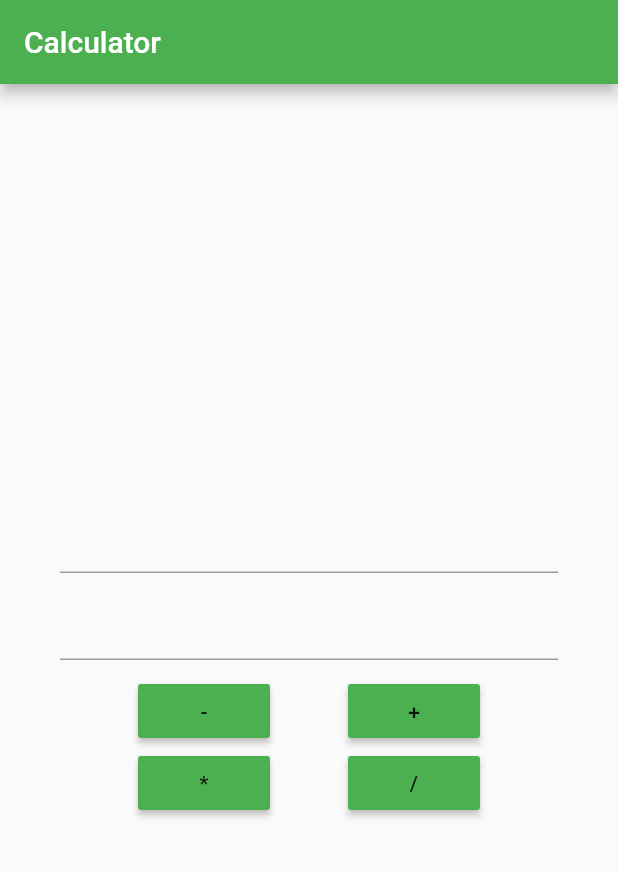
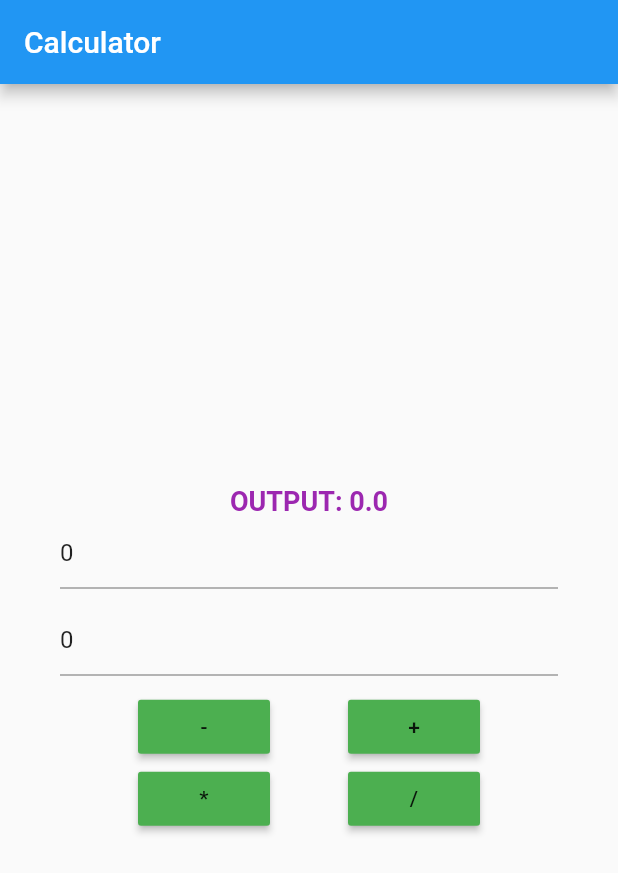
Before and after one commit to vish198910/FlutterCalculator, a Flutter app: the screen it shows after launch, on a phone screen of 412 x 824 dp. Shown: the top 873 px of the screen. Run offline on Flutter 3.47's test engine with Material 2 defaults, Android fonts, the phone set to English and light mode, and no system bars.

Commit message:
Building Calculator : Basic operation done

```diff
--- a/lib/HomePage.dart
+++ b/lib/HomePage.dart
@@ -1,10 +1,48 @@
 import 'package:flutter/material.dart';
+import 'operatorWidget.dart';
 class HomePage extends StatefulWidget {
   @override
   _HomePageState createState() => _HomePageState();
 }
 
 class _HomePageState extends State<HomePage> {
+  double num1 = 0, num2 = 0;
+  double sum = 0;
+  TextEditingController num1Controller = new TextEditingController(text: "0");
+  TextEditingController num2Controller = new TextEditingController(text: "0");
+
+  void doAddition(){
+    setState(() {
+      num1 = double.parse(num1Controller.text);
+      num2 = double.parse(num2Controller.text);
+      sum = num1 + num2;
+    });
+
+  }
+  void doSubtraction(){
+    setState(() {
+      num1 = double.parse(num1Controller.text);
+      num2 = double.parse(num2Controller.text);
+      sum = num1 - num2;
+    });
+
+  }
+  void doDivision(){
+    setState(() {
+      num1 = double.parse(num1Controller.text);
+      num2 = double.parse(num2Controller.text);
+      sum = num1 / num2;
+    });
+
+  }
+  void doMultiplication(){
+    setState(() {
+      num1 = double.parse(num1Controller.text);
+      num2 = double.parse(num2Controller.text);
+      sum = num1 * num2;
+    });
+
+  }
   @override
   Widget build(BuildContext context) {
     return Scaffold(
@@ -16,12 +54,20 @@ class _HomePageState extends State<HomePage> {
         child: Column(
           mainAxisAlignment: MainAxisAlignment.center,
           children: <Widget>[
+            Text("OUTPUT: $sum",
+            style: TextStyle(
+              fontSize: 18.0,
+              fontWeight: FontWeight.bold,
+              color: Colors.purple
+            ),),
             TextField(
+              controller: num1Controller,
               keyboardType: TextInputType.number,
             ),
             Padding(padding: const EdgeInsets.only(top: 10.0
             ),),
             TextField(
+              controller: num2Controller,
               keyboardType: TextInputType.number,
             ),
             Padding(padding: const EdgeInsets.only(top: 10.0
@@ -30,15 +76,15 @@ class _HomePageState extends State<HomePage> {
             Row(
             mainAxisAlignment: MainAxisAlignment.spaceEvenly,
               children: <Widget>[
-                new OperatorWidget(operation: "-",),
-                new OperatorWidget(operation: "+",)
+                new OperatorWidget(operation: "-",function: doSubtraction,),
+                new OperatorWidget(operation: "+",function: doAddition,)
               ],
             ),
             Row(
               mainAxisAlignment: MainAxisAlignment.spaceEvenly,
               children: <Widget>[
-                OperatorWidget(operation: "*",),
-                OperatorWidget(operation: "/",)
+                OperatorWidget(operation: "*",function: doMultiplication,),
+                OperatorWidget(operation: "/",function: doDivision,)
               ],
             )
           ],
@@ -47,17 +93,3 @@ class _HomePageState extends State<HomePage> {
     );
   }
 }
-
-class OperatorWidget extends StatelessWidget {
-  final String operation;
-  const OperatorWidget({
-    this.operation
-  });
-
-  @override
-  Widget build(BuildContext context) {
-    return MaterialButton(onPressed: (){},
-    color: Colors.green,
-    child: Text(this.operation),);
-  }
-}
--- a/lib/main.dart
+++ b/lib/main.dart
@@ -1,7 +1,7 @@
 import "package:flutter/material.dart";
 import 'package:flutter_calculator/HomePage.dart';
-import 'package:flutter_calculator/operatorWidget.dart';
+
 
 void main(){
-  runApp(MyCalculator());
+  runApp(MaterialApp(home: HomePage()));
 }
--- a/lib/operatorWidget.dart
+++ b/lib/operatorWidget.dart
@@ -1,13 +1,18 @@
-import "package:flutter/material.dart";
-import "HomePage.dart";
-class MyCalculator extends StatelessWidget {
+
+import 'package:flutter/material.dart';
+
+class OperatorWidget extends StatelessWidget {
+  final String operation;
+  final Function function;
+  const OperatorWidget({
+    this.operation,
+    this.function
+  });
+
   @override
   Widget build(BuildContext context) {
-    return MaterialApp(
-      theme:ThemeData(
-          primarySwatch: Colors.green
-      ),
-      home: HomePage(),
-    );
+    return MaterialButton(onPressed: this.function,
+      color: Colors.green,
+      child: Text(this.operation),);
   }
 }
```
